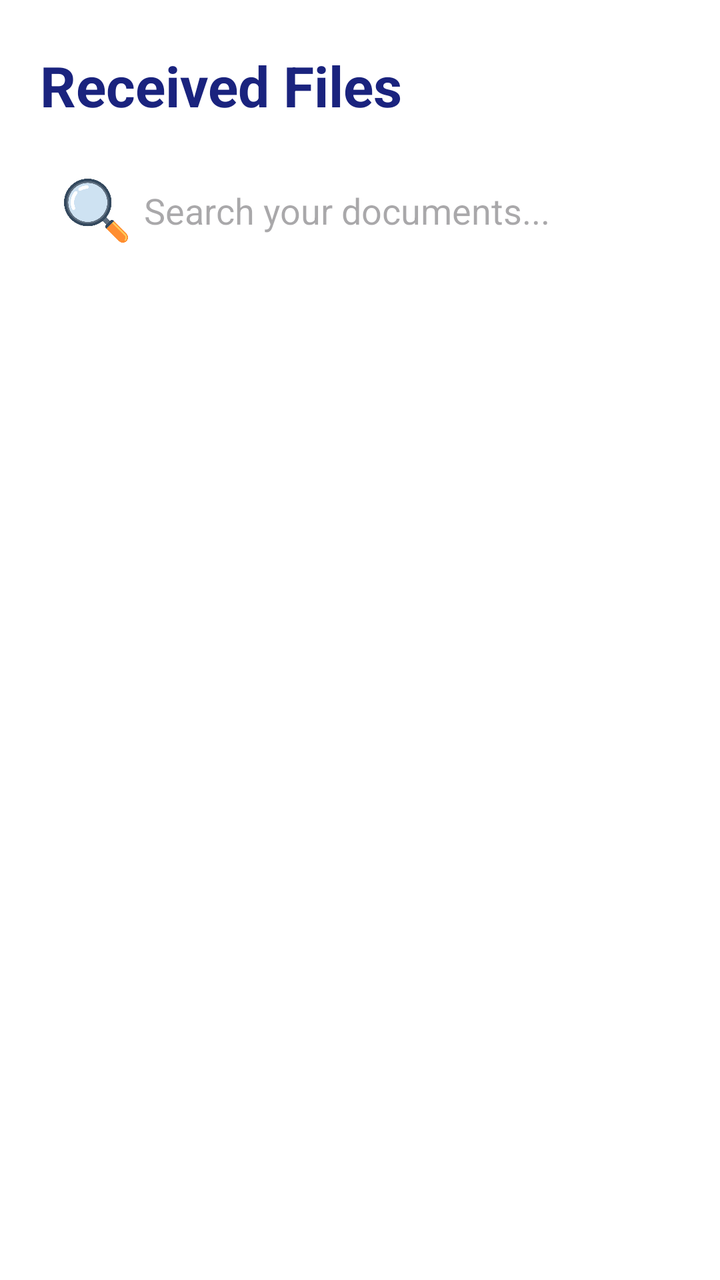
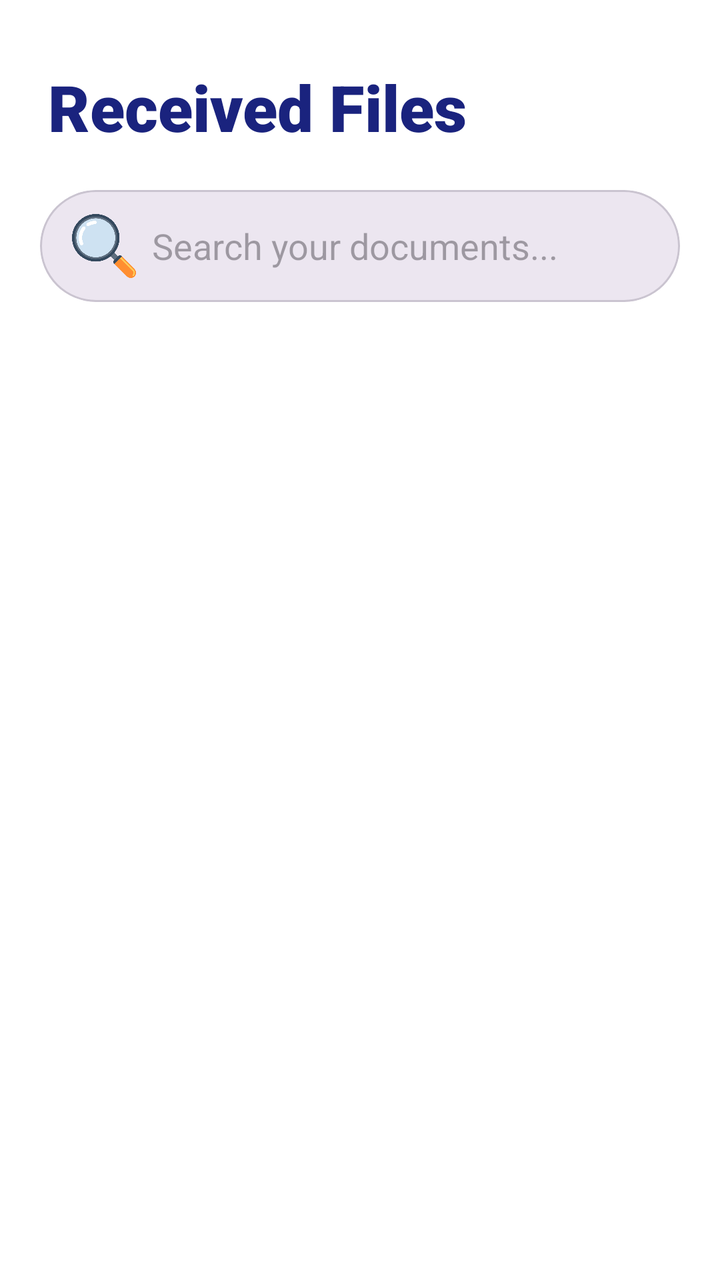

Screens rendered from an Android XML layout before and after an edit, with the pre-edit source and the edit as a unified diff.
<!-- AndroidManifest.xml: application theme Theme.MyApplication -->
<!-- res/layout/activity_received_files.xml -->
<?xml version="1.0" encoding="utf-8"?>
<LinearLayout xmlns:android="http://schemas.android.com/apk/res/android"
    xmlns:app="http://schemas.android.com/apk/res-auto"
    xmlns:tools="http://schemas.android.com/tools"
    android:layout_width="match_parent"
    android:layout_height="match_parent"
    android:background="?attr/colorSurface"
    android:orientation="vertical"
    tools:context=".Activities.UserHistoryActivity">

    <TextView
        android:layout_width="wrap_content"
        android:layout_height="wrap_content"
        android:text="Received Files"
        android:textSize="28sp"
        android:textStyle="bold"
        android:layout_marginStart="20dp"
        android:layout_marginTop="24dp"
        android:layout_marginBottom="16dp"
        android:textColor="?attr/colorOnSurface" />

    <androidx.appcompat.widget.SearchView
        android:id="@+id/search_view"
        android:layout_width="match_parent"
        android:layout_height="56dp"
        android:layout_marginHorizontal="16dp"
        android:layout_marginBottom="12dp"
        app:iconifiedByDefault="false"
        app:queryBackground="@android:color/transparent"
        app:queryHint="Search your documents..."
        app:searchIcon="@drawable/ic_search" />

    <TextView
        android:id="@+id/empty_message"
        android:layout_width="match_parent"
        android:layout_height="wrap_content"
        android:text="No Received Files Found"
        android:textStyle="bold"
        android:textColor="?attr/colorOnSurface"
        android:layout_marginTop="16dp"
        android:textSize="18dp"
        android:textAlignment="center"
        android:visibility="gone" />

    <FrameLayout
        android:layout_width="match_parent"
        android:layout_height="match_parent">

        <androidx.recyclerview.widget.RecyclerView
            android:id="@+id/recycler_view"
            android:layout_width="match_parent"
            android:layout_height="match_parent"
            android:clipToPadding="false"
            android:paddingHorizontal="8dp"
            android:paddingTop="8dp"
            android:paddingBottom="80dp" />

        <ProgressBar
            android:id="@+id/fetching_history"
            android:layout_width="40dp"
            android:layout_height="40dp"
            android:layout_gravity="center"
            android:visibility="gone"
            android:indeterminateTint="?attr/colorPrimary" />

    </FrameLayout>

</LinearLayout>
<!-- resources referenced by this layout -->
<resources>
  <!-- drawable ic_search: png bitmap (drawable, 25771 bytes) -->
  <style name="Theme.MyApplication" parent="Base.Theme.MyApplication" />
  <style name="Base.Theme.MyApplication" parent="Theme.Material3.DayNight.NoActionBar">
          <item name="colorPrimary">#132F97</item>
          <item name="colorOnPrimary">@color/white</item>
          <item name="colorSurface">@color/white</item>
          <item name="colorOnSurface">#1A237E</item>
          <item name="colorSecondary">#527132</item>
          <item name="android:statusBarColor">?attr/colorSurface</item>
          <item name="android:windowLightStatusBar">true</item>
          <item name="android:navigationBarColor">?attr/colorSurface</item>
      </style>
  <color name="white">#FFFFFFFF</color>
</resources>

<!-- the commit's change to res/layout/activity_received_files.xml (unified diff, before → after) -->
@@ -1,68 +1,102 @@
 <?xml version="1.0" encoding="utf-8"?>
-<LinearLayout xmlns:android="http://schemas.android.com/apk/res/android"
+<androidx.coordinatorlayout.widget.CoordinatorLayout xmlns:android="http://schemas.android.com/apk/res/android"
     xmlns:app="http://schemas.android.com/apk/res-auto"
     xmlns:tools="http://schemas.android.com/tools"
     android:layout_width="match_parent"
     android:layout_height="match_parent"
-    android:background="?attr/colorSurface"
-    android:orientation="vertical"
-    tools:context=".Activities.UserHistoryActivity">
+    android:background="?attr/colorSurface">
 
-    <TextView
+    <com.google.android.material.appbar.AppBarLayout
+        android:layout_width="match_parent"
+        android:layout_height="wrap_content"
+        android:background="?attr/colorSurface"
+        app:liftOnScroll="true">
+
+        <com.google.android.material.appbar.CollapsingToolbarLayout
+            android:layout_width="match_parent"
+            android:layout_height="wrap_content"
+            app:layout_scrollFlags="scroll|exitUntilCollapsed|snap">
+
+            <LinearLayout
+                android:layout_width="match_parent"
+                android:layout_height="wrap_content"
+                android:orientation="vertical"
+                android:paddingBottom="16dp">
+
+                <TextView
+                    android:layout_width="wrap_content"
+                    android:layout_height="wrap_content"
+                    android:layout_marginStart="24dp"
+                    android:layout_marginTop="32dp"
+                    android:fontFamily="sans-serif-black"
+                    android:text="Received Files"
+                    android:textColor="?attr/colorOnSurface"
+                    android:textSize="32sp" />
+
+                <com.google.android.material.card.MaterialCardView
+                    android:layout_width="match_parent"
+                    android:layout_height="56dp"
+                    android:layout_marginHorizontal="20dp"
+                    android:layout_marginTop="20dp"
+                    app:cardBackgroundColor="?attr/colorSurfaceContainerHigh"
+                    app:cardCornerRadius="28dp"
+                    app:cardElevation="0dp">
+
+                    <androidx.appcompat.widget.SearchView
+                        android:id="@+id/search_view"
+                        android:layout_width="match_parent"
+                        android:layout_height="match_parent"
+                        app:iconifiedByDefault="false"
+                        app:queryBackground="@android:color/transparent"
+                        app:queryHint="Search your documents..."
+                        app:searchIcon="@drawable/ic_search" />
+                </com.google.android.material.card.MaterialCardView>
+
+            </LinearLayout>
+        </com.google.android.material.appbar.CollapsingToolbarLayout>
+    </com.google.android.material.appbar.AppBarLayout>
+
+    <androidx.recyclerview.widget.RecyclerView
+        android:id="@+id/recycler_view"
+        android:layout_width="match_parent"
+        android:layout_height="match_parent"
+        android:clipToPadding="false"
+        android:paddingHorizontal="12dp"
+        android:paddingTop="8dp"
+        android:paddingBottom="100dp"
+        app:layout_behavior="@string/appbar_scrolling_view_behavior" />
+
+    <LinearLayout
+        android:id="@+id/empty_message"
         android:layout_width="wrap_content"
         android:layout_height="wrap_content"
-        android:text="Received Files"
-        android:textSize="28sp"
-        android:textStyle="bold"
-        android:layout_marginStart="20dp"
-        android:layout_marginTop="24dp"
-        android:layout_marginBottom="16dp"
-        android:textColor="?attr/colorOnSurface" />
+        android:layout_gravity="center"
+        android:gravity="center"
+        android:orientation="vertical"
+        android:visibility="gone">
 
-    <androidx.appcompat.widget.SearchView
-        android:id="@+id/search_view"
-        android:layout_width="match_parent"
-        android:layout_height="56dp"
-        android:layout_marginHorizontal="16dp"
-        android:layout_marginBottom="12dp"
-        app:iconifiedByDefault="false"
-        app:queryBackground="@android:color/transparent"
-        app:queryHint="Search your documents..."
-        app:searchIcon="@drawable/ic_search" />
+        <ImageView
+            android:layout_width="120dp"
+            android:layout_height="120dp"
+            android:alpha="0.3"
+            android:src="@drawable/ic_docs"
+            app:tint="?attr/colorOnSurface" />
 
-    <TextView
-        android:id="@+id/empty_message"
-        android:layout_width="match_parent"
+        <TextView
+            android:layout_width="wrap_content"
+            android:layout_height="wrap_content"
+            android:layout_marginTop="16dp"
+            android:fontFamily="sans-serif-medium"
+            android:text="No files here yet"
+            android:textColor="?attr/colorOnSurface"
+            android:textSize="18sp" />
+    </LinearLayout>
+
+    <ProgressBar
+        android:id="@+id/fetching_history"
+        android:layout_width="wrap_content"
         android:layout_height="wrap_content"
-        android:text="No Received Files Found"
-        android:textStyle="bold"
-        android:textColor="?attr/colorOnSurface"
-        android:layout_marginTop="16dp"
-        android:textSize="18dp"
-        android:textAlignment="center"
+        android:layout_gravity="center"
         android:visibility="gone" />
 
-    <FrameLayout
-        android:layout_width="match_parent"
-        android:layout_height="match_parent">
-
-        <androidx.recyclerview.widget.RecyclerView
-            android:id="@+id/recycler_view"
-            android:layout_width="match_parent"
-            android:layout_height="match_parent"
-            android:clipToPadding="false"
-            android:paddingHorizontal="8dp"
-            android:paddingTop="8dp"
-            android:paddingBottom="80dp" />
-
-        <ProgressBar
-            android:id="@+id/fetching_history"
-            android:layout_width="40dp"
-            android:layout_height="40dp"
-            android:layout_gravity="center"
-            android:visibility="gone"
-            android:indeterminateTint="?attr/colorPrimary" />
-
-    </FrameLayout>
-
-</LinearLayout>
+</androidx.coordinatorlayout.widget.CoordinatorLayout>
<!-- resource entries referenced after the edit -->
@@ -1,5 +1,6 @@
 <!-- resources referenced by this layout -->
 <resources>
+  <!-- drawable ic_docs: png bitmap (drawable, 7834 bytes) -->
   <!-- drawable ic_search: png bitmap (drawable, 25771 bytes) -->
   <style name="Theme.MyApplication" parent="Base.Theme.MyApplication" />
   <style name="Base.Theme.MyApplication" parent="Theme.Material3.DayNight.NoActionBar">
